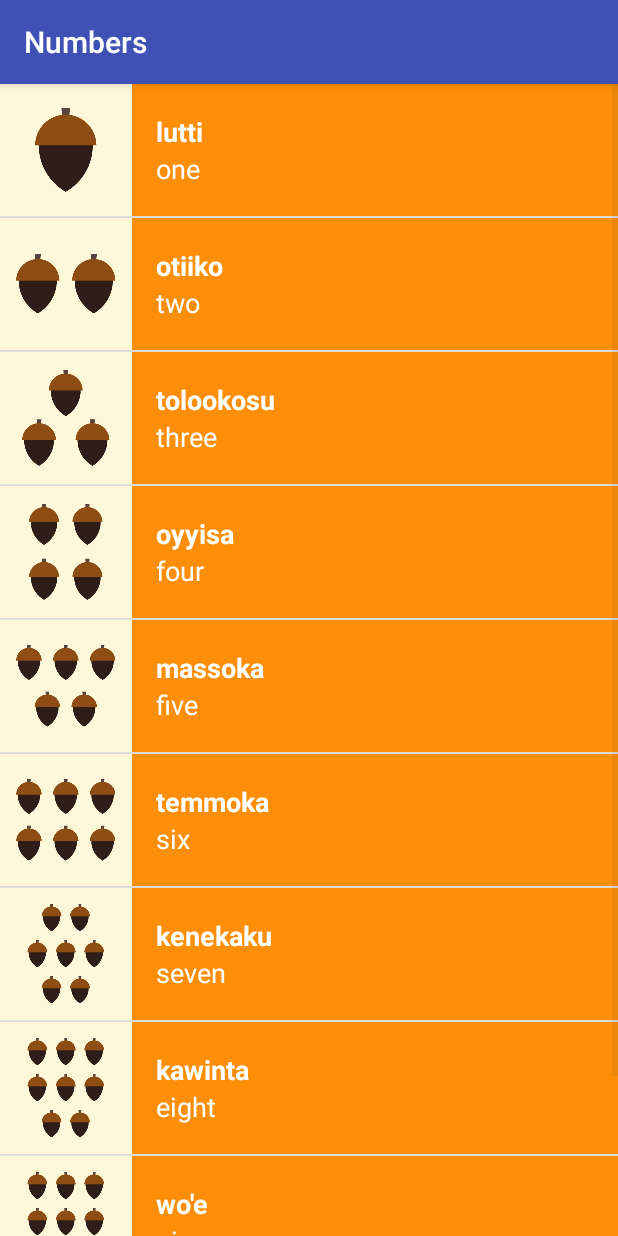
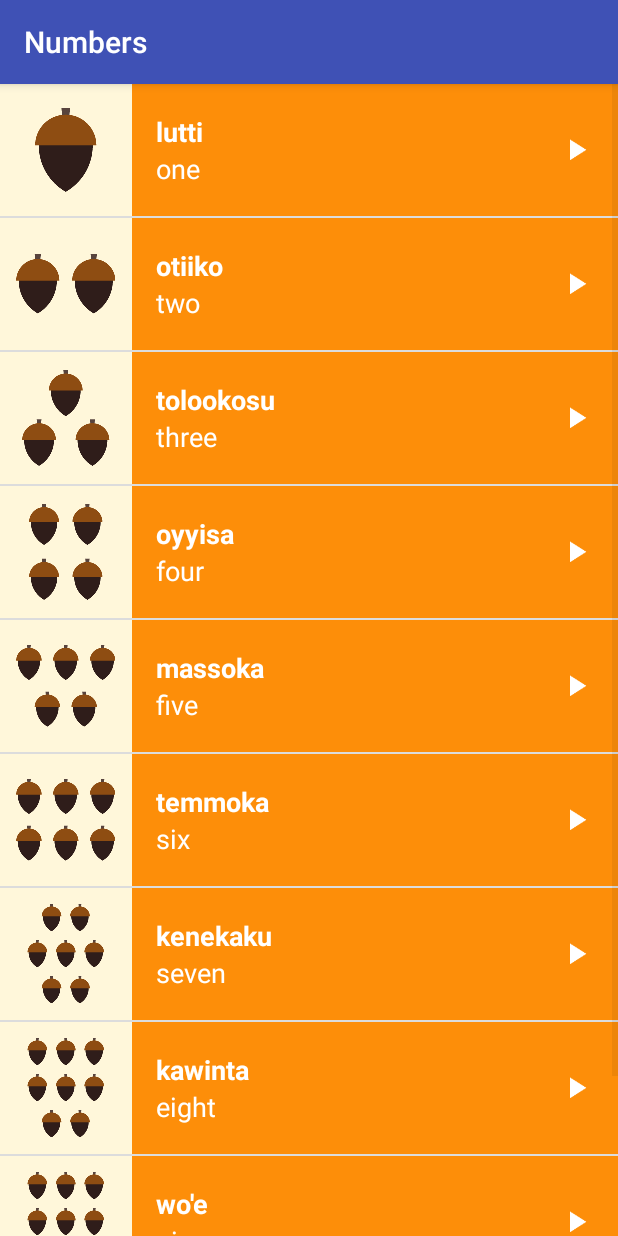
Before and after one commit to ramannada/android-udacity-basic-view, an Android app: the NumberActivity screen opened directly, with no data from a screen before it, on a phone screen of 412 x 824 dp. Run offline under Robolectric (Android 15) with nearby library versions, the phone set to English and light mode, and no system bars.

Commit message:
add play icon, click response and delete redundant view

```diff
--- a/app/src/main/java/com/example/ramannada/mymiwok/ColorActivity.java
+++ b/app/src/main/java/com/example/ramannada/mymiwok/ColorActivity.java
@@ -8,7 +8,6 @@
 import android.view.View;
 import android.widget.AdapterView;
 import android.widget.ListView;
-import android.widget.Toast;
 
 import java.util.ArrayList;
 
@@ -51,7 +50,7 @@
     @Override
     protected void onCreate(Bundle savedInstanceState) {
         super.onCreate(savedInstanceState);
-        setContentView(R.layout.activity_color);
+        setContentView(R.layout.list_view);
 
         ArrayList<Words> words = new ArrayList<>();
 
@@ -69,7 +68,7 @@
 
         audioManager = (AudioManager) getSystemService(Context.AUDIO_SERVICE);
 
-        final ListView listView = (ListView) findViewById(R.id.list_view_color);
+        final ListView listView = (ListView) findViewById(R.id.list_view);
 
         listView.setAdapter(wordsAdapter);
 
--- a/app/src/main/java/com/example/ramannada/mymiwok/FamilyActivity.java
+++ b/app/src/main/java/com/example/ramannada/mymiwok/FamilyActivity.java
@@ -49,7 +49,7 @@
     @Override
     protected void onCreate(Bundle savedInstanceState) {
         super.onCreate(savedInstanceState);
-        setContentView(R.layout.activity_family);
+        setContentView(R.layout.list_view);
 
         ArrayList<Words> words = new ArrayList<>();
 
@@ -74,7 +74,7 @@
 
         audioManager = (AudioManager) getSystemService(Context.AUDIO_SERVICE);
 
-        ListView listView = (ListView) findViewById(R.id.list_view_family);
+        ListView listView = (ListView) findViewById(R.id.list_view);
 
         listView.setAdapter(familyAdapter);
 
--- a/app/src/main/java/com/example/ramannada/mymiwok/NumberActivity.java
+++ b/app/src/main/java/com/example/ramannada/mymiwok/NumberActivity.java
@@ -51,7 +51,7 @@
     @Override
     protected void onCreate(Bundle savedInstanceState) {
         super.onCreate(savedInstanceState);
-        setContentView(R.layout.activity_number);
+        setContentView(R.layout.list_view);
 
         ArrayList<Words> words = new ArrayList<>();
 
@@ -70,7 +70,7 @@
 
         WordsAdapter itemsAdapter = new WordsAdapter (this, words, R.color.category_numbers);
 
-        ListView listView = (ListView) findViewById(R.id.list_view_number);
+        ListView listView = (ListView) findViewById(R.id.list_view);
 
         listView.setAdapter(itemsAdapter);
 
@@ -81,6 +81,7 @@
 
                 int result = audioManager.requestAudioFocus(afChangeListener,AudioManager.STREAM_MUSIC,
                         AudioManager.AUDIOFOCUS_GAIN_TRANSIENT);
+
 
                 if (result == AudioManager.AUDIOFOCUS_REQUEST_GRANTED) {
                     releaseMediaPlayer();
--- a/app/src/main/java/com/example/ramannada/mymiwok/PhraseActiviy.java
+++ b/app/src/main/java/com/example/ramannada/mymiwok/PhraseActiviy.java
@@ -50,7 +50,7 @@
     @Override
     protected void onCreate(Bundle savedInstanceState) {
         super.onCreate(savedInstanceState);
-        setContentView(R.layout.activity_phrase_activiy);
+        setContentView(R.layout.list_view);
 
         ArrayList<Words> phrase = new ArrayList<>();
 
@@ -64,7 +64,7 @@
 
         audioManager = (AudioManager) getSystemService(Context.AUDIO_SERVICE);
 
-        ListView listView = (ListView) findViewById(R.id.list_view_phrase);
+        ListView listView = (ListView) findViewById(R.id.list_view);
         listView.setAdapter(wordsAdapter);
 
         listView.setOnItemClickListener(new AdapterView.OnItemClickListener() {
--- a/app/src/main/res/layout/activity_number.xml
+++ /dev/null
@@ -1,8 +0,0 @@
-<?xml version="1.0" encoding="utf-8"?>
-<ListView xmlns:android="http://schemas.android.com/apk/res/android"
-    xmlns:tools="http://schemas.android.com/tools"
-    android:id="@+id/list_view_number"
-    android:orientation="vertical"
-    android:layout_width="match_parent"
-    android:layout_height="match_parent"
-    tools:context="com.example.ramannada.mymiwok.NumberActivity"/>
--- a/app/src/main/res/layout/list_item.xml
+++ b/app/src/main/res/layout/list_item.xml
@@ -1,12 +1,10 @@
 <?xml version="1.0" encoding="utf-8"?>
-<LinearLayout xmlns:android="http://schemas.android.com/apk/res/android"
+<RelativeLayout xmlns:android="http://schemas.android.com/apk/res/android"
     xmlns:app="http://schemas.android.com/apk/res-auto"
     xmlns:tools="http://schemas.android.com/tools"
-    android:orientation="horizontal" android:layout_width="match_parent"
-    android:layout_height="wrap_content"
+    android:layout_width="match_parent"
+    android:layout_height="@dimen/list_item_height"
     android:background="@color/tan_background">
-
-
 
         <ImageView
             android:id="@+id/img_thumbnail"
@@ -19,8 +17,13 @@
             android:layout_width="match_parent"
             android:layout_height="@dimen/list_item_height"
             android:orientation="vertical"
-            android:weightSum="2"
-            android:paddingLeft="@dimen/category_left_padding">
+            android:paddingLeft="@dimen/category_left_padding"
+            android:background="?android:selectableItemBackground"
+            android:layout_toRightOf="@id/img_thumbnail"
+            android:layout_alignParentRight="true"
+            android:layout_alignParentBottom="true"
+            android:layout_alignParentTop="true"
+           >
 
             <TextView
                 android:id="@+id/tv_miwok"
@@ -32,7 +35,7 @@
                 android:textColor="@android:color/white"
                 android:textStyle="bold"
                 android:gravity="bottom"
-            />
+                />
 
             <TextView
                 android:id="@+id/tv_default"
@@ -45,4 +48,14 @@
                 android:textColor="@android:color/white"/>
         </LinearLayout>
 
-</LinearLayout>
+
+    <ImageView
+        android:layout_width="24dp"
+        android:layout_height="24dp"
+        android:layout_alignParentRight="true"
+        android:layout_centerVertical="true"
+        android:layout_marginRight="16dp"
+        android:src="@drawable/ic_play_arrow_white_36dp"
+        />
+
+</RelativeLayout>
--- a/app/src/main/res/layout/activity_color.xml
+++ b/app/src/main/res/layout/list_view.xml
@@ -1,9 +1,10 @@
 <?xml version="1.0" encoding="utf-8"?>
 <ListView xmlns:android="http://schemas.android.com/apk/res/android"
     xmlns:tools="http://schemas.android.com/tools"
-    android:id="@+id/list_view_color"
+    android:id="@+id/list_view"
     android:layout_height="match_parent"
     android:layout_width="match_parent"
-    android:orientation="vertical">
+    android:orientation="vertical"
+    android:drawSelectorOnTop="true">
 
 </ListView>
```
Also changed, not shown: app/src/main/res/layout/activity_family.xml (deleted, +0 -10 lines), app/src/main/res/layout/activity_phrase_activiy.xml (deleted, +0 -10 lines).
